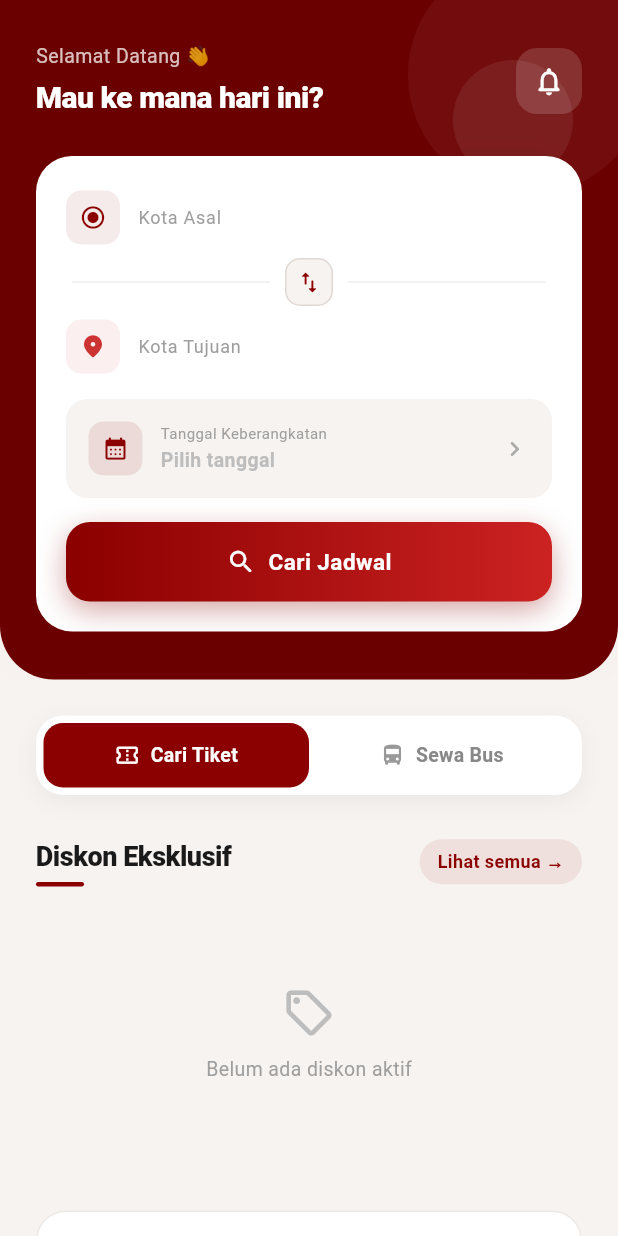
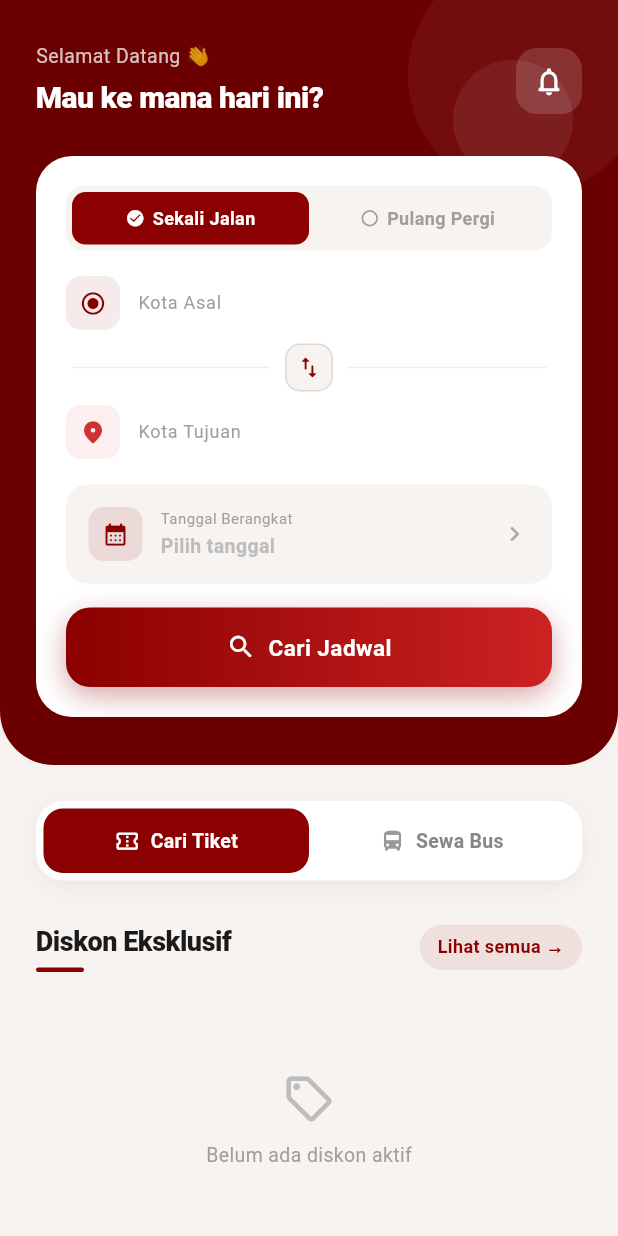
Before and after one commit to Firdo206/88MobileSMT4, a Flutter app: the DashboardPage screen opened directly, on a phone screen of 412 x 824 dp. Run offline on Flutter 3.47's test engine with Material 3 defaults, Android fonts, the phone set to English and light mode, and no system bars; our stand-ins replace firebase_core, firebase_messaging, flutter_local_notifications, google_fonts, google_sign_in, image_picker and 3 more; accounts and stored records are empty; network calls fail.

Commit message:
notif selesai

```diff
--- a/lib/page/dashboard/dashboard_page.dart
+++ b/lib/page/dashboard/dashboard_page.dart
@@ -21,6 +21,10 @@ class _DashboardPageState extends State<DashboardPage>
 
   DateTime? selectedDate;
   int _activeMenu = 0;
+
+  // 🔥 STATE PULANG PERGI
+  bool _isRoundTrip = false;
+  DateTime? returnDate;
 
   // 🔥 STATE PROMO
   List<Promo> promoList = [];
@@ -92,6 +96,41 @@ class _DashboardPageState extends State<DashboardPage>
     if (picked != null) {
       setState(() {
         selectedDate = picked;
+        // Reset tanggal pulang jika lebih awal dari tanggal berangkat
+        if (returnDate != null && returnDate!.isBefore(picked)) {
+          returnDate = null;
+        }
+      });
+    }
+  }
+
+  Future<void> pickReturnDate() async {
+    DateTime? picked = await showDatePicker(
+      context: context,
+      initialDate: selectedDate != null
+          ? selectedDate!.add(const Duration(days: 1))
+          : DateTime.now().add(const Duration(days: 1)),
+      firstDate: selectedDate != null
+          ? selectedDate!.add(const Duration(days: 1))
+          : DateTime.now(),
+      lastDate: DateTime(2030),
+      builder: (context, child) {
+        return Theme(
+          data: Theme.of(context).copyWith(
+            colorScheme: const ColorScheme.light(
+              primary: Color(0xFF8B0000),
+              onPrimary: Colors.white,
+              surface: Colors.white,
+              onSurface: Color(0xFF1A1A1A),
+            ),
+          ),
+          child: child!,
+        );
+      },
+    );
+    if (picked != null) {
+      setState(() {
+        returnDate = picked;
       });
     }
   }
@@ -271,6 +310,40 @@ class _DashboardPageState extends State<DashboardPage>
       ),
       child: Column(
         children: [
+          // ─── TOGGLE SEKALI JALAN / PULANG PERGI ───────────────────
+          Container(
+            padding: const EdgeInsets.all(4),
+            decoration: BoxDecoration(
+              color: const Color(0xFFF7F3F0),
+              borderRadius: BorderRadius.circular(12),
+            ),
+            child: Row(
+              children: [
+                _tripTypeTab(
+                  label: "Sekali Jalan",
+                  active: !_isRoundTrip,
+                  onTap: () {
+                    setState(() {
+                      _isRoundTrip = false;
+                      returnDate = null;
+                    });
+                  },
+                ),
+                _tripTypeTab(
+                  label: "Pulang Pergi",
+                  active: _isRoundTrip,
+                  onTap: () {
+                    setState(() {
+                      _isRoundTrip = true;
+                    });
+                  },
+                ),
+              ],
+            ),
+          ),
+
+          const SizedBox(height: 14),
+
           // Origin
           _buildInputField(
             controller: originController,
@@ -329,73 +402,23 @@ class _DashboardPageState extends State<DashboardPage>
 
           const SizedBox(height: 14),
 
-          // Date Picker
-          GestureDetector(
+          // ─── TANGGAL BERANGKAT ────────────────────────────────────
+          _buildDateField(
+            label: "Tanggal Berangkat",
+            date: selectedDate,
             onTap: pickDate,
-            child: Container(
-              padding: const EdgeInsets.symmetric(horizontal: 14, vertical: 14),
-              decoration: BoxDecoration(
-                color: const Color(0xFFF7F3F0),
-                borderRadius: BorderRadius.circular(14),
-                border: Border.all(
-                  color: selectedDate != null
-                      ? const Color(0xFF8B0000).withOpacity(0.4)
-                      : Colors.transparent,
-                ),
-              ),
-              child: Row(
-                children: [
-                  Container(
-                    width: 36,
-                    height: 36,
-                    decoration: BoxDecoration(
-                      color: const Color(0xFF8B0000).withOpacity(0.1),
-                      borderRadius: BorderRadius.circular(10),
-                    ),
-                    child: const Icon(
-                      Icons.calendar_month_rounded,
-                      color: Color(0xFF8B0000),
-                      size: 18,
-                    ),
-                  ),
-                  const SizedBox(width: 12),
-                  Expanded(
-                    child: Column(
-                      crossAxisAlignment: CrossAxisAlignment.start,
-                      children: [
-                        Text(
-                          "Tanggal Keberangkatan",
-                          style: TextStyle(
-                            fontSize: 10,
-                            color: Colors.grey[500],
-                            letterSpacing: 0.3,
-                          ),
-                        ),
-                        const SizedBox(height: 2),
-                        Text(
-                          selectedDate == null
-                              ? "Pilih tanggal"
-                              : _formatDate(selectedDate!),
-                          style: TextStyle(
-                            fontSize: 13,
-                            fontWeight: FontWeight.w600,
-                            color: selectedDate == null
-                                ? Colors.grey[400]
-                                : const Color(0xFF1A1A1A),
-                          ),
-                        ),
-                      ],
-                    ),
-                  ),
-                  const Icon(
-                    Icons.chevron_right_rounded,
-                    color: Color(0xFFAAAAAA),
-                    size: 20,
-                  ),
-                ],
-              ),
+          ),
+
+          // ─── TANGGAL PULANG (hanya muncul jika pulang pergi) ─────
+          if (_isRoundTrip) ...[
+            const SizedBox(height: 8),
+            _buildDateField(
+              label: "Tanggal Pulang",
+              date: returnDate,
+              onTap: pickReturnDate,
+              isDashed: true,
             ),
-          ),
+          ],
 
           const SizedBox(height: 16),
 
@@ -450,6 +473,136 @@ class _DashboardPageState extends State<DashboardPage>
             ),
           ),
         ],
+      ),
+    );
+  }
+
+  // ─── TRIP TYPE TAB ───────────────────────────────────────────────────────────
+
+  Widget _tripTypeTab({
+    required String label,
+    required bool active,
+    required VoidCallback onTap,
+  }) {
+    return Expanded(
+      child: GestureDetector(
+        onTap: onTap,
+        child: AnimatedContainer(
+          duration: const Duration(milliseconds: 200),
+          padding: const EdgeInsets.symmetric(vertical: 9),
+          decoration: BoxDecoration(
+            color: active ? const Color(0xFF8B0000) : Colors.transparent,
+            borderRadius: BorderRadius.circular(9),
+          ),
+          child: Row(
+            mainAxisAlignment: MainAxisAlignment.center,
+            children: [
+              Icon(
+                active
+                    ? Icons.check_circle_rounded
+                    : Icons.radio_button_unchecked_rounded,
+                size: 13,
+                color: active ? Colors.white : Colors.grey[500],
+              ),
+              const SizedBox(width: 5),
+              Text(
+                label,
+                textAlign: TextAlign.center,
+                style: TextStyle(
+                  fontSize: 12,
+                  fontWeight: FontWeight.w600,
+                  color: active ? Colors.white : Colors.grey[500],
+                ),
+              ),
+            ],
+          ),
+        ),
+      ),
+    );
+  }
+
+  // ─── DATE FIELD ──────────────────────────────────────────────────────────────
+
+  Widget _buildDateField({
+    required String label,
+    required DateTime? date,
+    required VoidCallback onTap,
+    bool isDashed = false,
+  }) {
+    return GestureDetector(
+      onTap: onTap,
+      child: AnimatedContainer(
+        duration: const Duration(milliseconds: 200),
+        padding: const EdgeInsets.symmetric(horizontal: 14, vertical: 14),
+        decoration: BoxDecoration(
+          color: const Color(0xFFF7F3F0),
+          borderRadius: BorderRadius.circular(14),
+          border: isDashed
+              ? Border.all(
+                  color: date != null
+                      ? const Color(0xFF8B0000).withOpacity(0.4)
+                      : const Color(0xFF8B0000).withOpacity(0.2),
+                  width: 1,
+                  // Note: Flutter tidak support dashed border native,
+                  // ini fallback pakai solid tipis
+                )
+              : Border.all(
+                  color: date != null
+                      ? const Color(0xFF8B0000).withOpacity(0.4)
+                      : Colors.transparent,
+                ),
+        ),
+        child: Row(
+          children: [
+            Container(
+              width: 36,
+              height: 36,
+              decoration: BoxDecoration(
+                color: const Color(0xFF8B0000).withOpacity(0.1),
+                borderRadius: BorderRadius.circular(10),
+              ),
+              child: Icon(
+                isDashed
+                    ? Icons.event_available_rounded
+                    : Icons.calendar_month_rounded,
+                color: const Color(0xFF8B0000),
+                size: 18,
+              ),
+            ),
+            const SizedBox(width: 12),
+            Expanded(
+              child: Column(
+                crossAxisAlignment: CrossAxisAlignment.start,
+                children: [
+                  Text(
+                    label,
+                    style: TextStyle(
+                      fontSize: 10,
+                      color: Colors.grey[500],
+                      letterSpacing: 0.3,
+                    ),
+                  ),
+                  const SizedBox(height: 2),
+                  Text(
+                    date == null ? "Pilih tanggal" : _formatDate(date),
+                    style: TextStyle(
+                      fontSize: 13,
+                      fontWeight: FontWeight.w600,
+                      color: date == null
+                          ? Colors.grey[400]
+                          : const Color(0xFF1A1A1A),
+                    ),
+                  ),
+                ],
+              ),
+            ),
+            const Icon(
+              Icons.chevron_right_rounded,
+              color: Color(0xFFAAAAAA),
+              size: 20,
+            ),
+          ],
+        ),
       ),
     );
   }
--- a/lib/services/api_service.dart
+++ b/lib/services/api_service.dart
@@ -1,6 +1,6 @@
 class ApiService {
-  static const String baseUrl = "http://192.168.1.14/bus_88fix/public/api";
-  static const String storageUrl = "http://192.168.1.14/bus_88fix/public";
+  static const String baseUrl = "http://192.168.1.5/bus_88fix/public/api";
+  static const String storageUrl = "http://192.168.1.5/bus_88fix/public";
   static const String midtransPayment = "$baseUrl/payments/midtrans";
   static const String checkPaymentStatus = "$baseUrl/payments/check";
 }
```
Also changed, not shown: lib/page/profil/profil_page.dart (+41 -6 lines).
